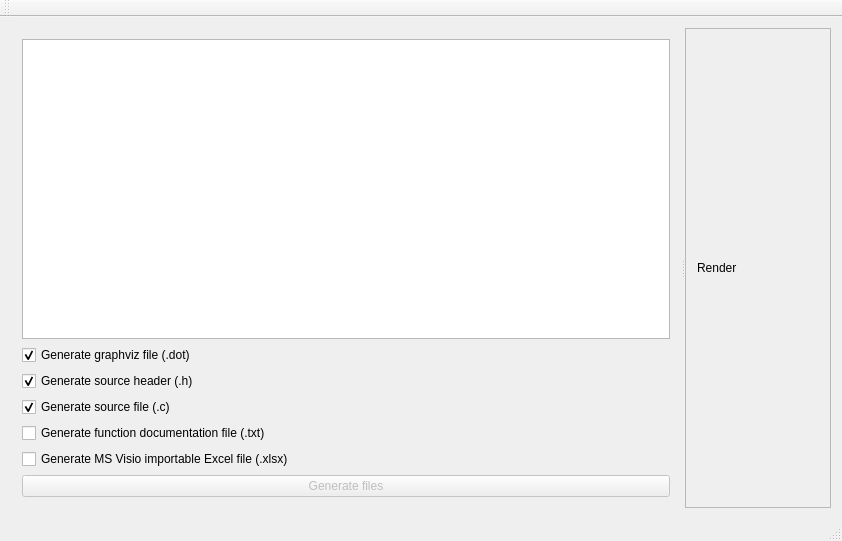
Old version of the form Generator/src/app/mainwindow.ui in the repository AdriZ/az-statemachine.
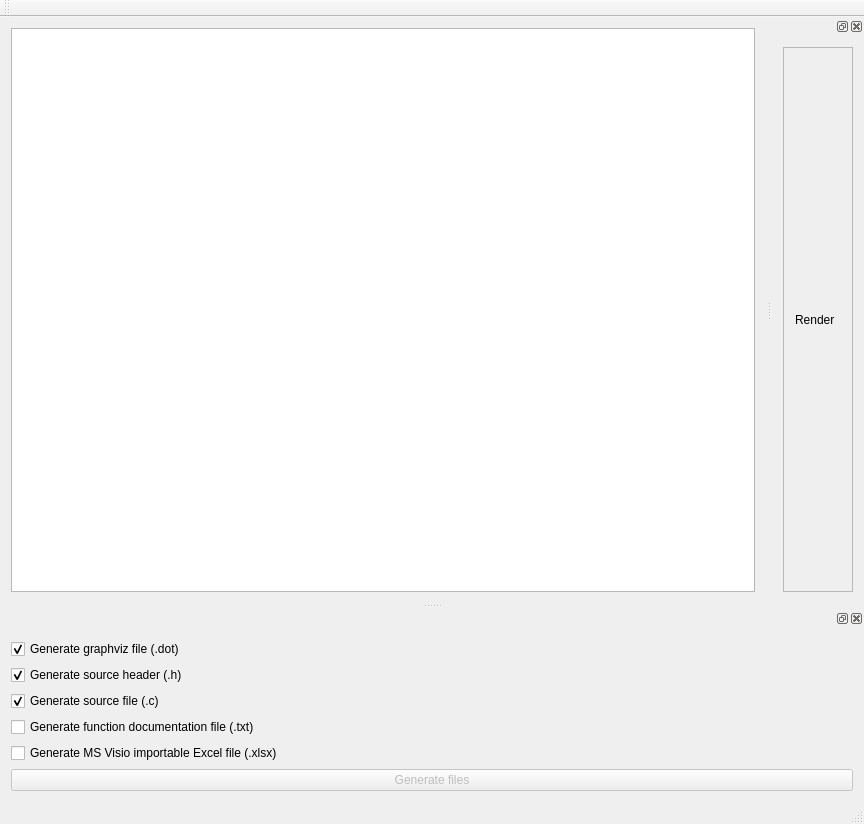
New version of the form.

Commit message: Better GUI with QDockwidgets

Diff of the .ui file:
```diff
--- a/Generator/src/app/mainwindow.ui
+++ b/Generator/src/app/mainwindow.ui
@@ -6,8 +6,8 @@
    <rect>
     <x>0</x>
     <y>0</y>
-    <width>842</width>
-    <height>541</height>
+    <width>864</width>
+    <height>824</height>
    </rect>
   </property>
   <property name="windowTitle">
@@ -20,18 +20,79 @@
    <bool>true</bool>
   </property>
   <widget class="QWidget" name="centralWidget">
+   <layout class="QGridLayout" name="gridLayout_4">
+    <item row="0" column="0">
+     <widget class="QPlainTextEdit" name="txt_zone">
+      <property name="font">
+       <font>
+        <pointsize>11</pointsize>
+       </font>
+      </property>
+     </widget>
+    </item>
+   </layout>
+  </widget>
+  <widget class="QMenuBar" name="menuBar">
+   <property name="geometry">
+    <rect>
+     <x>0</x>
+     <y>0</y>
+     <width>864</width>
+     <height>22</height>
+    </rect>
+   </property>
+  </widget>
+  <widget class="QToolBar" name="mainToolBar">
+   <attribute name="toolBarArea">
+    <enum>TopToolBarArea</enum>
+   </attribute>
+   <attribute name="toolBarBreak">
+    <bool>false</bool>
+   </attribute>
+  </widget>
+  <widget class="QStatusBar" name="statusBar"/>
+  <widget class="QDockWidget" name="dockWidget">
+   <attribute name="dockWidgetArea">
+    <number>2</number>
+   </attribute>
+   <widget class="QWidget" name="dockWidgetContents">
+    <layout class="QGridLayout" name="gridLayout_3">
+     <item row="0" column="0">
+      <widget class="QScrollArea" name="scrollArea">
+       <property name="widgetResizable">
+        <bool>true</bool>
+       </property>
+       <widget class="QWidget" name="scrollAreaWidgetContents_2">
+        <property name="geometry">
+         <rect>
+          <x>0</x>
+          <y>0</y>
+          <width>68</width>
+          <height>525</height>
+         </rect>
+        </property>
+        <layout class="QGridLayout" name="gridLayout_2">
+         <item row="0" column="0">
+          <widget class="QLabel" name="render">
+           <property name="text">
+            <string>Render</string>
+           </property>
+          </widget>
+         </item>
+        </layout>
+       </widget>
+      </widget>
+     </item>
+    </layout>
+   </widget>
+  </widget>
+  <widget class="QDockWidget" name="dockWidget_2">
+   <attribute name="dockWidgetArea">
+    <number>8</number>
+   </attribute>
+   <widget class="QWidget" name="dockWidgetContents_2">
    <layout class="QGridLayout" name="gridLayout">
     <item row="0" column="0">
-     <widget class="QSplitter" name="splitter">
-      <property name="orientation">
-       <enum>Qt::Horizontal</enum>
-      </property>
-      <widget class="QWidget" name="layoutWidget">
-       <layout class="QVBoxLayout" name="verticalLayout_2">
-        <item>
-         <widget class="QPlainTextEdit" name="txt_zone"/>
-        </item>
-        <item>
          <layout class="QVBoxLayout" name="verticalLayout">
           <item>
            <widget class="QCheckBox" name="genDotCheckBox">
@@ -106,53 +167,7 @@
         </item>
        </layout>
       </widget>
-      <widget class="QScrollArea" name="scrollArea">
-       <property name="widgetResizable">
-        <bool>true</bool>
-       </property>
-       <widget class="QWidget" name="scrollAreaWidgetContents_2">
-        <property name="geometry">
-         <rect>
-          <x>0</x>
-          <y>0</y>
-          <width>496</width>
-          <height>453</height>
-         </rect>
-        </property>
-        <layout class="QGridLayout" name="gridLayout_2">
-         <item row="0" column="0">
-          <widget class="QLabel" name="render">
-           <property name="text">
-            <string>Render</string>
-           </property>
-          </widget>
-         </item>
-        </layout>
-       </widget>
-      </widget>
-     </widget>
-    </item>
-   </layout>
-  </widget>
-  <widget class="QMenuBar" name="menuBar">
-   <property name="geometry">
-    <rect>
-     <x>0</x>
-     <y>0</y>
-     <width>842</width>
-     <height>22</height>
-    </rect>
-   </property>
-  </widget>
-  <widget class="QToolBar" name="mainToolBar">
-   <attribute name="toolBarArea">
-    <enum>TopToolBarArea</enum>
-   </attribute>
-   <attribute name="toolBarBreak">
-    <bool>false</bool>
-   </attribute>
-  </widget>
-  <widget class="QStatusBar" name="statusBar"/>
+  </widget>
  </widget>
  <layoutdefault spacing="6" margin="11"/>
  <resources/>
```
Lines whose indentation alone changed are shown as unchanged. The commit also changes 1 other file.
